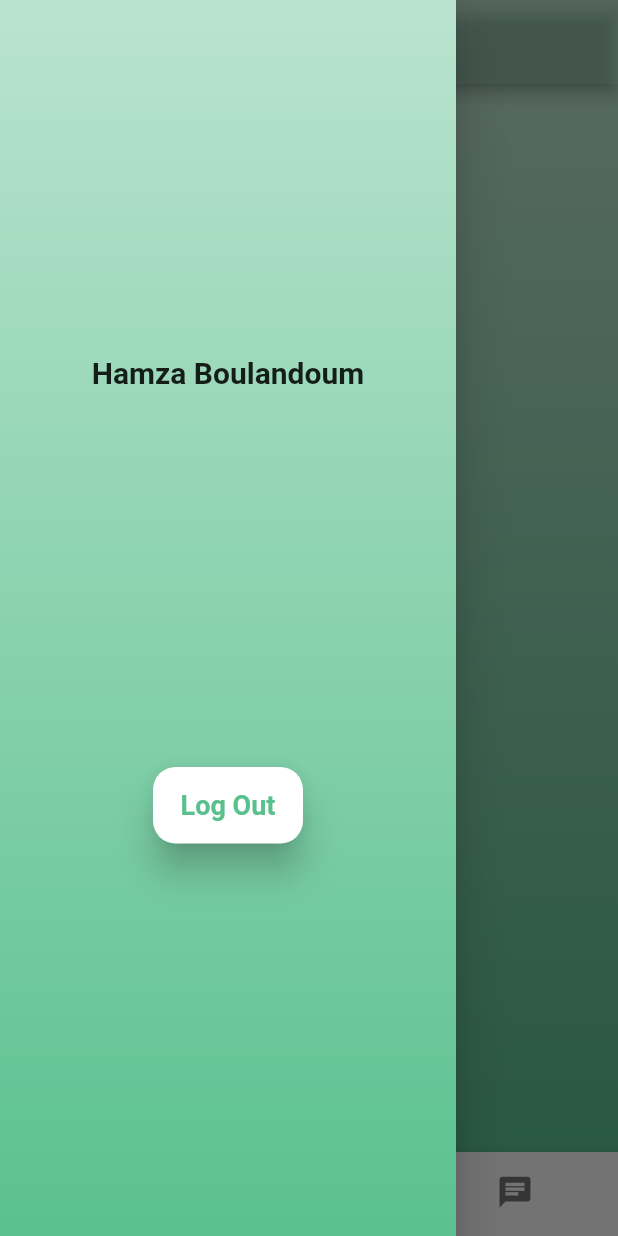
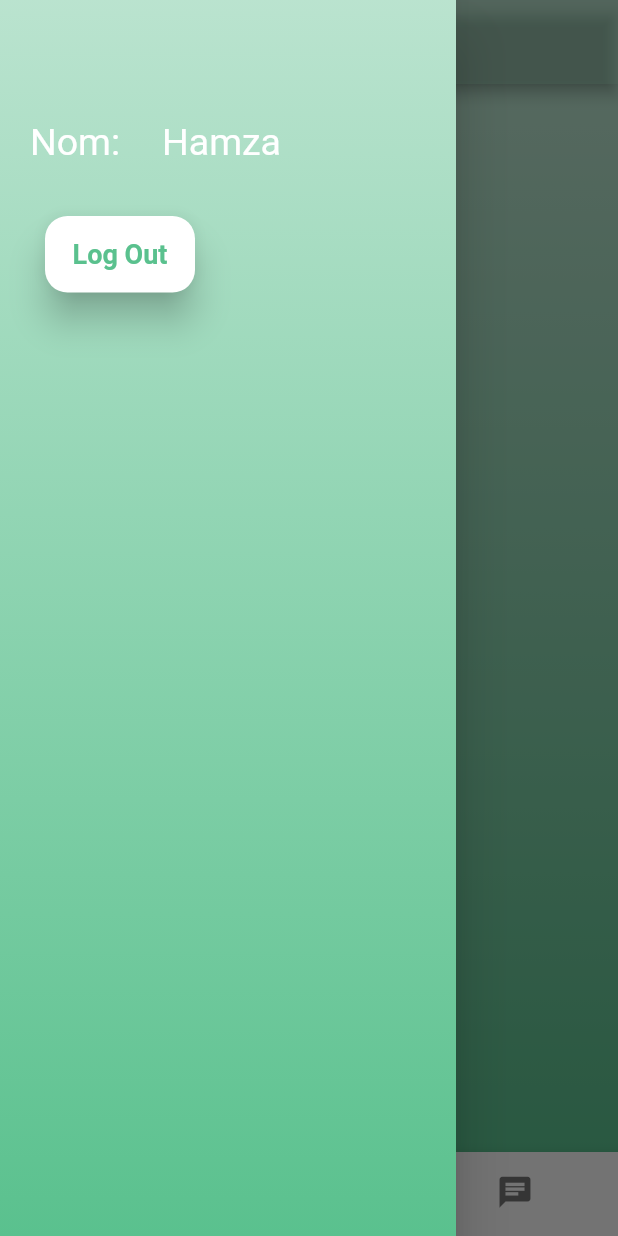
Before and after one commit to hamzaboulandoum/School_PickUp, a Flutter app: the HomePage screen opened directly with empty values, with the side drawer open, on a phone screen of 412 x 824 dp. Run offline on Flutter 3.47's test engine with Material 2 defaults, Android fonts, the phone set to English and light mode, and no system bars; our stand-ins replace cloud_firestore, firebase_auth, firebase_core, geocoding, geolocator, google_maps_flutter and 1 more; missing offline and left inert: dart:js_util, flutter_google_places, flutter_polyline_points, google_api_headers, google_maps_webservice; accounts and stored records are empty.

Commit message:
Last Commit Of The Day

```diff
--- a/lib/Data/constants.dart
+++ b/lib/Data/constants.dart
@@ -1,4 +1,3 @@
 class Constants {
-  //TODO: PLACE YOUR API-KEY
   static const String apiKey = "AIzaSyAMacbzICw-DlAMZvkYW4bh_mJMKC7h8-A";
 }
--- a/lib/authentication/sign_up_page.dart
+++ b/lib/authentication/sign_up_page.dart
@@ -10,7 +10,6 @@ import 'dart:ui';
 // This is actually the Sign Up page i have made a whole page
 // for it and we will animate between the both pages to see
 // how does that work on flutter maan
-
 class SignUpPage extends StatefulWidget {
   // So here we have actually created this funtion
   final Function(bool) loginchanged;
--- a/lib/home_page.dart
+++ b/lib/home_page.dart
@@ -1,3 +1,6 @@
+import 'dart:js_util';
+
+import 'package:cloud_firestore/cloud_firestore.dart';
 import 'package:cloud_firestore/cloud_firestore.dart';
 import 'package:e_shcool_bus/Screens/chat_page.dart';
 import 'package:e_shcool_bus/Screens/map_page.dart';
@@ -24,22 +27,23 @@ class HomePage extends StatefulWidget {
 
 class _HomePageState extends State<HomePage> {
   //Pages Variables
-
   final screens = const [
     Notifications(),
-    //Maps_page(),
-    Map_Achraf_Page(),
+    Maps_page(),
+    //Map_Achraf_Page(),
     Chat_Page(),
   ];
 
   //UI Variables
   int currentIndex = 0;
 
-  // This is how we add the data to the Database
+  // This is how get the data of the user from the database.
   final Stream<QuerySnapshot> users =
       FirebaseFirestore.instance.collection('users').snapshots();
 
-// Future Logout
+  //Getting The Current User Data
+
+  // Future Logout
   Future<void> logout() async {
     await FirebaseAuth.instance.signOut();
     widget.onSignOut(null);
@@ -105,28 +109,56 @@ class _HomePageState extends State<HomePage> {
                       ],
                     ),
                   ),
-                  child: Container(
-                    padding: const EdgeInsets.all(10),
-                    child: Column(
-                      mainAxisAlignment: MainAxisAlignment.spaceEvenly,
-                      children: [
-                        // finish these drawers layouts
-                        const Text(
-                          "Hamza Boulandoum",
-                          style: TextStyle(
-                            fontWeight: FontWeight.bold,
-                            fontSize: 20,
-                          ),
-                        ),
-                        buildLogOutBtn(),
-                      ],
-                    ),
-                  ),
+                  child: sideBar(),
                 ),
               ],
             ),
           ),
         ),
+      ),
+    );
+  }
+
+  Widget sideBar() {
+    return Container(
+      padding: const EdgeInsets.all(20),
+      child: Column(
+        children: [
+          const SizedBox(height: 60),
+          Row(
+            children: const [
+              Expanded(
+                child: Text(
+                  "Nom:",
+                  style: TextStyle(
+                    fontSize: 25,
+                    color: Colors.white,
+                  ),
+                ),
+              ),
+              Expanded(
+                flex: 2,
+                child: Text(
+                  "Hamza",
+                  style: TextStyle(
+                    fontSize: 25,
+                    color: Colors.white,
+                  ),
+                ),
+              ),
+            ],
+          ),
+          Row(
+            mainAxisAlignment: MainAxisAlignment.start,
+            crossAxisAlignment: CrossAxisAlignment.end,
+            children: [
+              Container(
+                padding: const EdgeInsets.all(10),
+                child: buildLogOutBtn(),
+              ),
+            ],
+          )
+        ],
       ),
     );
   }
@@ -180,6 +212,22 @@ class _HomePageState extends State<HomePage> {
     );
   }
 }
+
+
+
+
+
+
+
+
+
+
+
+
+
+
+
+
 
 /* class MyCustomForm extends StatefulWidget {
   const MyCustomForm({Key? key}) : super(key: key);
--- a/pubspec.yaml
+++ b/pubspec.yaml
@@ -43,6 +43,9 @@ dependencies:
   location: ^4.1.1
   #polyline points
   flutter_polyline_points: ^1.0.0
+  #places dependency
+  flutter_google_places: ^0.3.0
+
 
 
 
```
Also changed, not shown: pubspec.lock.
